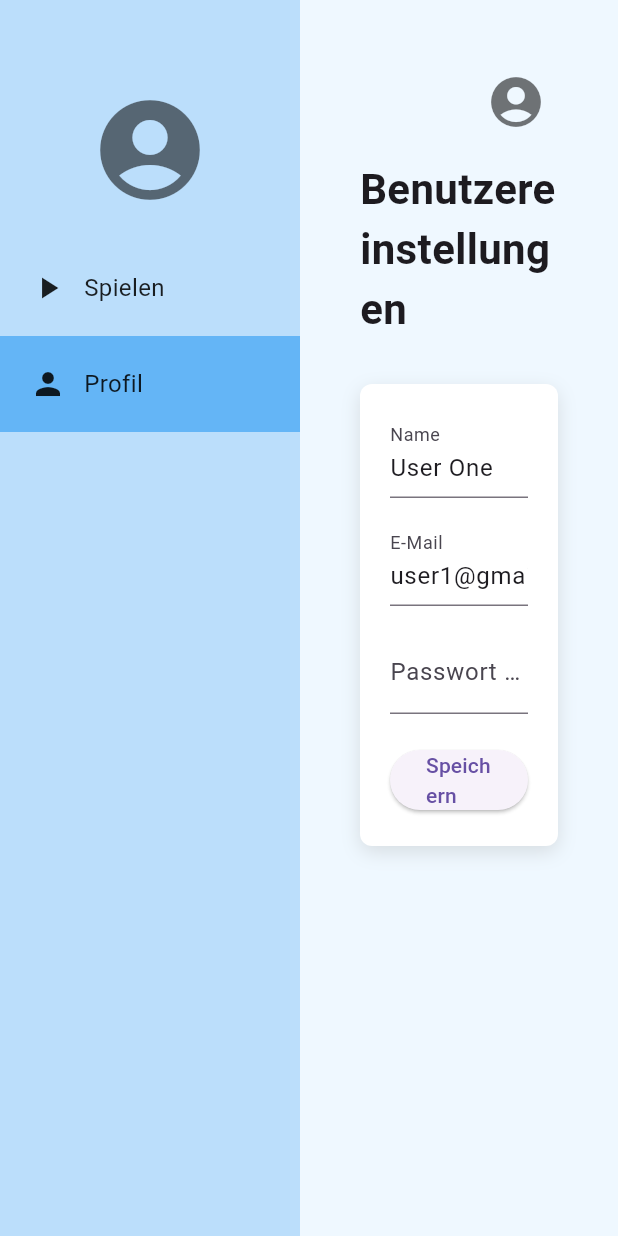
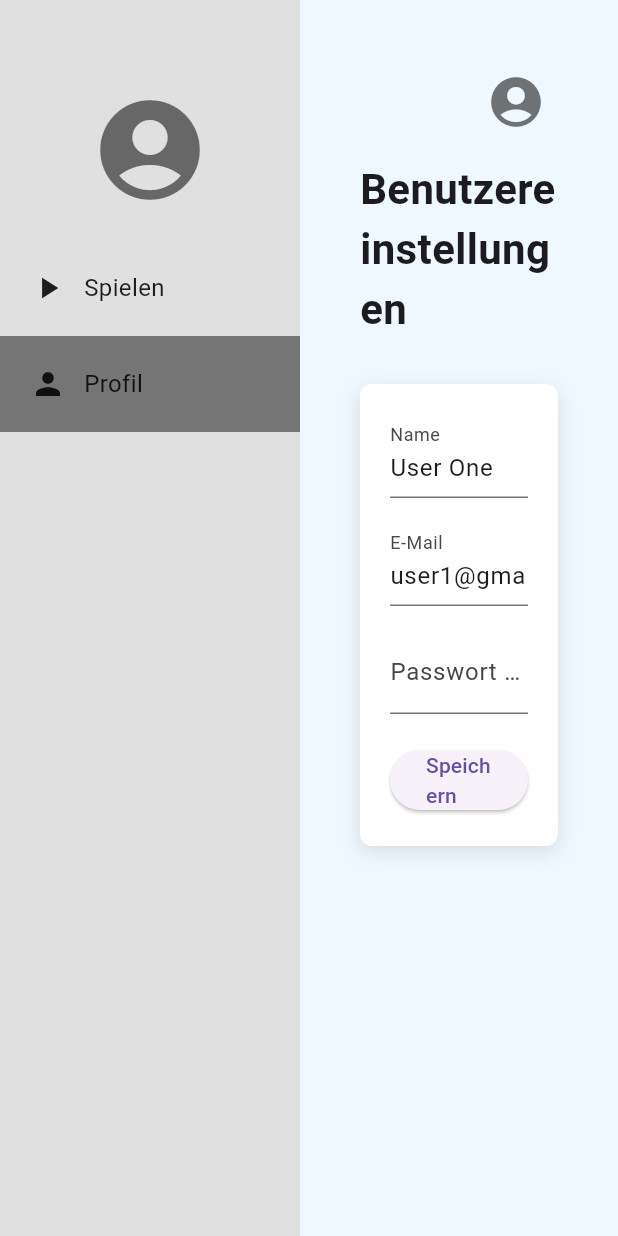
Before and after one commit to Kahuut/Kahuut_, a Flutter app: the SettingsPage screen opened directly, on a phone screen of 412 x 824 dp. Run offline on Flutter 3.47's test engine with Material 3 defaults, Android fonts, the light colour scheme and no system bars.

Commit message:
Menü Seite Update

```diff
--- a/lib/pages/UserBereich/sidebar.dart
+++ b/lib/pages/UserBereich/sidebar.dart
@@ -15,7 +15,7 @@ class Sidebar extends StatelessWidget {
         onTap: onTap,
         child: Container(
           padding: const EdgeInsets.symmetric(vertical: 20, horizontal: 20),
-          color: isActive ? Colors.blue.shade300 : Colors.blue.shade100,
+          color: isActive ? Colors.grey.shade600 : Colors.grey.shade300,
           child: Row(
             children: [
               Icon(icon, color: Colors.black87),
@@ -29,7 +29,7 @@ class Sidebar extends StatelessWidget {
 
     return Container(
       width: 200,
-      color: Colors.blue.shade100,
+      color: Colors.grey.shade300,
       child: Column(
         children: [
           const SizedBox(height: 60),
```
